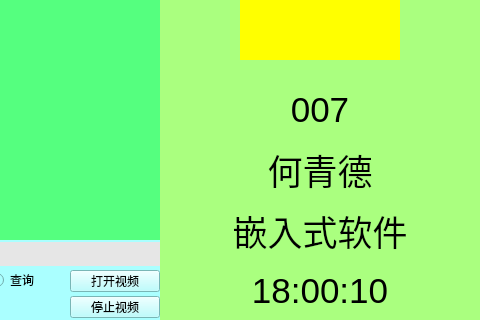
First picture: the form in src/facerecognitionwin.ui, repository cccoddad/edge-video-face-attendance-console, before the edit; both pictures show x 320 to 800 and y 160 to 480 of the 800 by 480 pixel window.
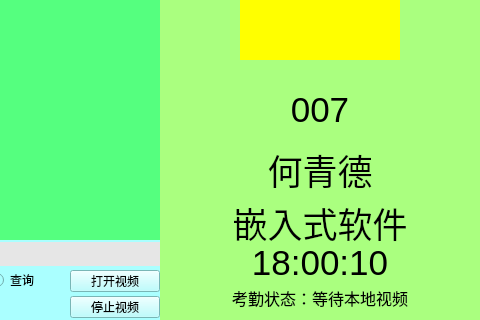
Second picture: the form after the edit.

Commit message: feat: add attendance confirmation state machine

```diff
--- a/src/facerecognitionwin.ui
+++ b/src/facerecognitionwin.ui
@@ -232,7 +232,7 @@
        <x>0</x>
        <y>360</y>
        <width>320</width>
-       <height>61</height>
+       <height>45</height>
       </rect>
      </property>
      <property name="font">
@@ -251,9 +251,9 @@
      <property name="geometry">
       <rect>
        <x>0</x>
-       <y>420</y>
+       <y>405</y>
        <width>320</width>
-       <height>61</height>
+       <height>35</height>
       </rect>
      </property>
      <property name="font">
@@ -268,6 +268,27 @@
       <set>Qt::AlignCenter</set>
      </property>
     </widget>
+    <widget class="QLabel" name="attendanceStatusLb">
+     <property name="geometry">
+      <rect>
+       <x>0</x>
+       <y>440</y>
+       <width>320</width>
+       <height>36</height>
+      </rect>
+     </property>
+     <property name="font">
+      <font>
+       <pointsize>12</pointsize>
+      </font>
+     </property>
+     <property name="text">
+      <string>考勤状态：等待本地视频</string>
+     </property>
+     <property name="alignment">
+      <set>Qt::AlignCenter</set>
+     </property>
+    </widget>
    </widget>
   </widget>
  </widget>
```
The commit also changes 15 other files.
